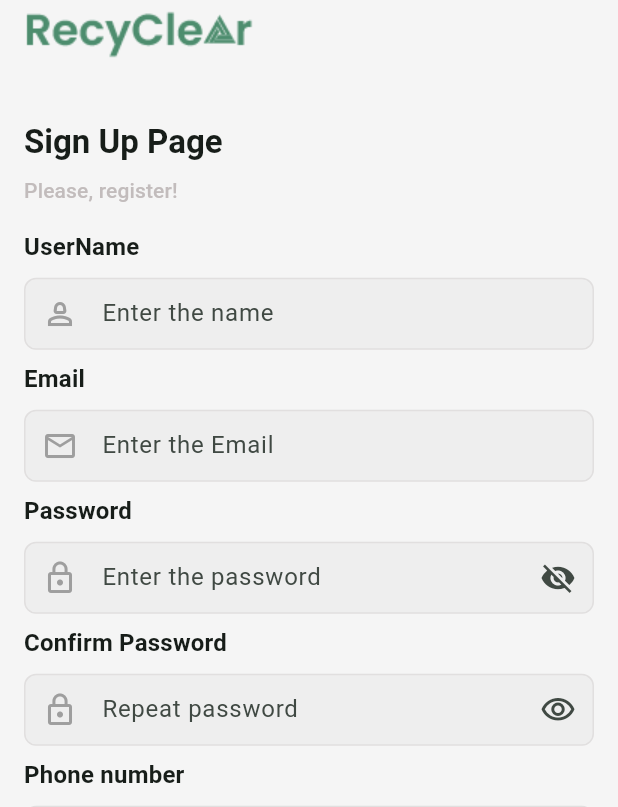
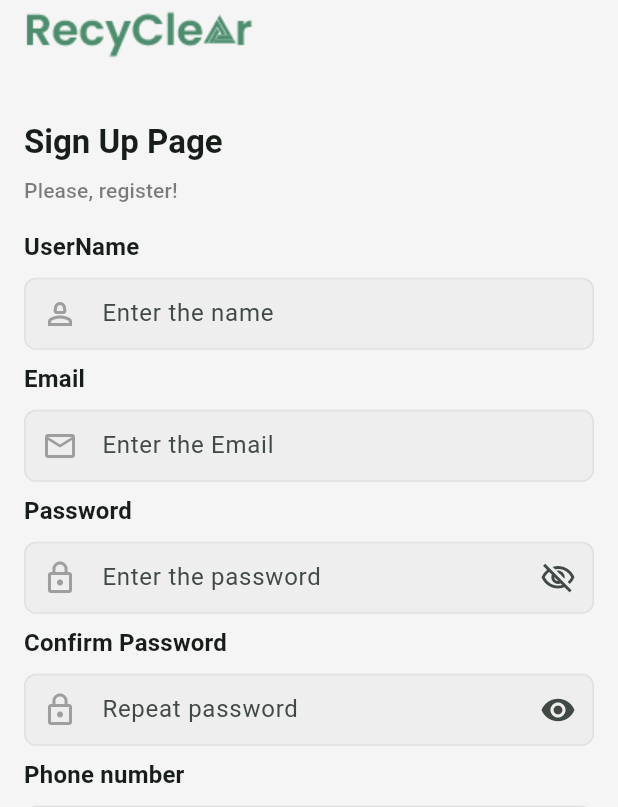
Before and after one commit to ZakiyaAbuMurra/Graduation-project, a Flutter app: the RegisterPage screen opened by its route, on a phone screen of 412 x 824 dp. Shown: the top 807 px of the screen. Run offline on Flutter 3.47's test engine with Material 3 defaults, Android fonts, the phone set to English and light mode, and no system bars; our stand-ins replace cloud_firestore, firebase_auth, firebase_core, flutter_bloc, flutter_local_notifications, font_awesome_flutter and 1 more; accounts and stored records are empty.

Commit message:
the visiability icons in sign up page was changed

```diff
--- a/lib/views/pages/register_page.dart
+++ b/lib/views/pages/register_page.dart
@@ -11,6 +11,7 @@ class RegisterPage extends StatelessWidget {
 
     return Scaffold(
       body: SafeArea(
+        child: SingleChildScrollView(
           child: Padding(
             padding: const EdgeInsets.symmetric(horizontal: 16.0),
             child: Column(
@@ -34,7 +35,7 @@ class RegisterPage extends StatelessWidget {
                 Text(
                   'Please, register!',
                   style: Theme.of(context).textTheme.labelLarge!.copyWith(
-                      color: AppColors.grey,
+                        color: AppColors.black.withOpacity(0.5),
                       ),
                 ),
                 const SizedBox(height: 16),
@@ -43,6 +44,7 @@ class RegisterPage extends StatelessWidget {
             ),
           ),
         ),
+      ),
     );
   }
 }
--- a/lib/views/widgets/register_form.dart
+++ b/lib/views/widgets/register_form.dart
@@ -21,6 +21,8 @@ class _RegisterFormState extends State<RegisterForm> {
   final _phototUrlController = TextEditingController();
 
   bool _isVisible = false;
+  bool _isVisible_con = false;
+
   bool isLogin = true;
 
   Future<void> register() async {
@@ -158,7 +160,7 @@ class _RegisterFormState extends State<RegisterForm> {
                   _isVisible
                       ? Icons.visibility
                       : Icons
-                          .visibility_off, // Toggles the icon based on the password visibility
+                          .visibility_off_outlined, // Toggles the icon based on the password visibility
                 ),
                 onPressed: () {
                   setState(() {
@@ -175,7 +177,7 @@ class _RegisterFormState extends State<RegisterForm> {
               }
               return null; // Return null if the text is valid
             },
-            style: TextStyle(
+            style: const TextStyle(
                 fontSize:
                     16), // Slightly larger font size for better readability
           ),
@@ -195,7 +197,7 @@ class _RegisterFormState extends State<RegisterForm> {
                 color: Colors.grey, // Icon color
               ),
               hintText: 'Repeat password',
-              contentPadding: EdgeInsets.symmetric(
+              contentPadding: const EdgeInsets.symmetric(
                   vertical: 10.0,
                   horizontal: 12.0), // Padding inside the text field
               border: OutlineInputBorder(
@@ -207,15 +209,15 @@ class _RegisterFormState extends State<RegisterForm> {
               suffixIcon: IconButton(
                 onPressed: () {
                   setState(() {
-                    _isVisible = !_isVisible;
+                    _isVisible_con = !_isVisible_con;
                   });
                 },
-                icon: Icon(_isVisible
+                icon: Icon(_isVisible_con
                     ? Icons.visibility_off_outlined
-                    : Icons.visibility_outlined),
+                    : Icons.visibility),
               ),
             ),
-            obscureText: !_isVisible,
+            obscureText: _isVisible_con,
             validator: (value) {
               if (value!.isEmpty) {
                 return 'Please confirm password';
```
Lines whose indentation alone changed are shown as unchanged.
